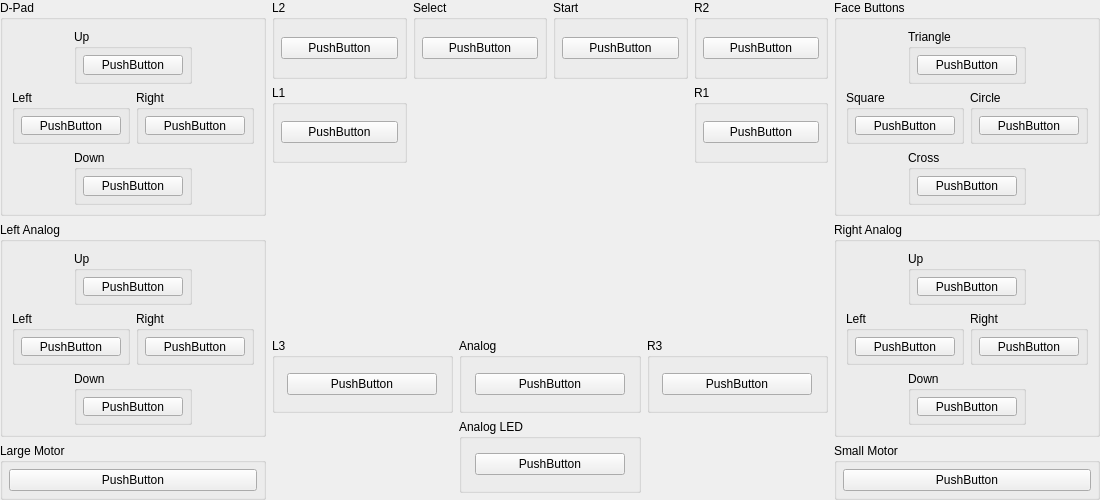
The window that src/duckstation-qt/controllerbindingwidget_analog_controller.ui (stenzek/duckstation) describes before a commit, drawn with Qt 5.
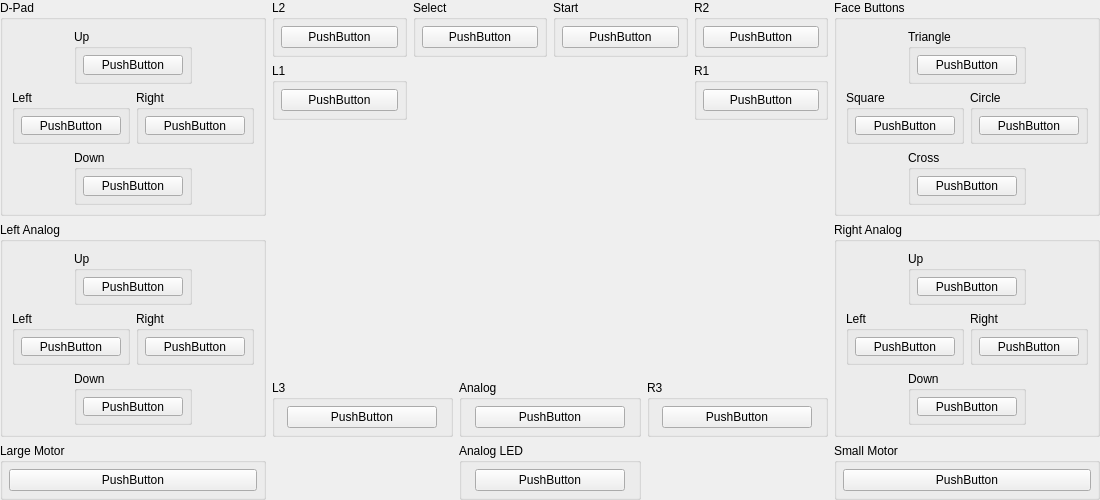
The same window after the commit. Icons and pictures are not drawn. Custom widgets are drawn as their Qt base class.

Commit message:
Qt: Store controller images in main data instead of qrc
Allows FullscreenUI to access it.

Also use SVGWidget for rendering for 1:1 DPR and avoiding scaling.

What changed in the file:
```diff
--- a/src/duckstation-qt/controllerbindingwidget_analog_controller.ui
+++ b/src/duckstation-qt/controllerbindingwidget_analog_controller.ui
@@ -1037,28 +1037,25 @@
       </spacer>
      </item>
      <item>
-      <widget class="QLabel" name="label">
+      <widget class="SVGWidget" name="image">
        <property name="sizePolicy">
         <sizepolicy hsizetype="Fixed" vsizetype="Fixed">
          <horstretch>0</horstretch>
          <verstretch>0</verstretch>
         </sizepolicy>
        </property>
+       <property name="minimumSize">
+        <size>
+         <width>400</width>
+         <height>266</height>
+        </size>
+       </property>
        <property name="maximumSize">
         <size>
          <width>400</width>
          <height>266</height>
         </size>
        </property>
-       <property name="text">
-        <string/>
-       </property>
-       <property name="pixmap">
-        <pixmap resource="resources/duckstation-qt.qrc">:/controllers/analog_controller.svg</pixmap>
-       </property>
-       <property name="scaledContents">
-        <bool>true</bool>
-       </property>
       </widget>
      </item>
      <item>
@@ -1219,6 +1216,12 @@
        <property name="orientation">
         <enum>Qt::Orientation::Vertical</enum>
        </property>
+       <property name="sizeHint" stdset="0">
+        <size>
+         <width>0</width>
+         <height>0</height>
+        </size>
+       </property>
       </spacer>
      </item>
     </layout>
@@ -1231,6 +1234,11 @@
    <extends>QPushButton</extends>
    <header>inputbindingwidgets.h</header>
   </customwidget>
+  <customwidget>
+   <class>SVGWidget</class>
+   <extends>QWidget</extends>
+   <header>svgwidget.h</header>
+  </customwidget>
  </customwidgets>
  <resources>
   <include location="resources/duckstation-qt.qrc"/>
```
The commit also changes 28 other files.
